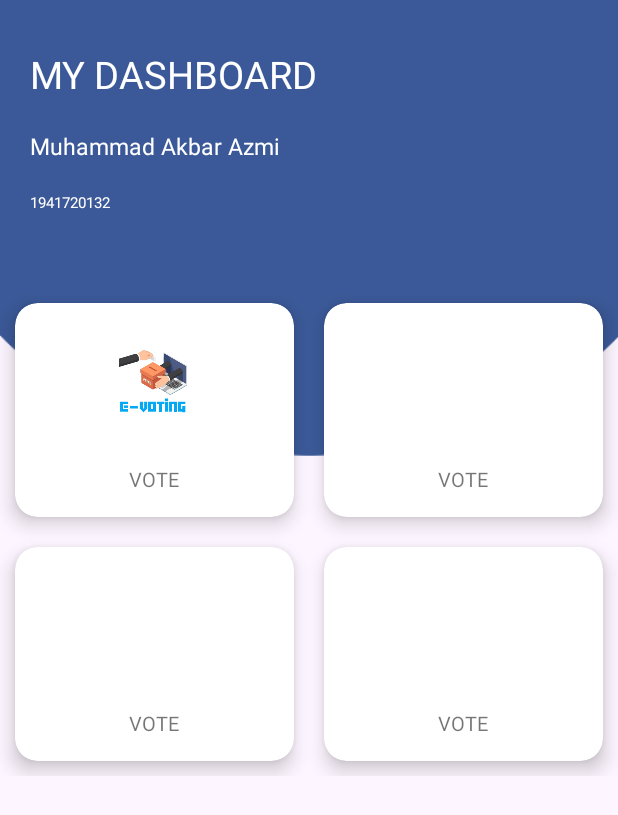
After one commit to FayyadhAlb/Evoting, an Android app: the DashboardActivity screen opened directly, with no data from a screen before it, on a phone screen of 412 x 824 dp. The commit adds this screen. Shown: the top 815 px of the screen. Run offline under Robolectric (Android 15) with nearby library versions, the phone set to English and light mode, and no system bars.

Commit message:
menambahkan dashboard

```diff
--- /dev/null
+++ b/app/src/main/java/ExTim/app/evoting/DashboardActivity.java
@@ -0,0 +1,13 @@
+package ExTim.app.evoting;
+
+import androidx.appcompat.app.AppCompatActivity;
+import android.os.Bundle;
+
+public class DashboardActivity extends AppCompatActivity {
+
+    @Override
+    protected void onCreate(Bundle savedInstanceState) {
+        super.onCreate(savedInstanceState);
+        setContentView(R.layout.activity_dashboard);
+    }
+}
--- a/app/src/main/java/ExTim/app/evoting/MainActivity.java
+++ b/app/src/main/java/ExTim/app/evoting/MainActivity.java
@@ -2,7 +2,9 @@ package ExTim.app.evoting;
 
 import androidx.appcompat.app.AppCompatActivity;
 
+import android.content.Intent;
 import android.os.Bundle;
+import android.view.View;
 
 public class MainActivity extends AppCompatActivity {
 
@@ -11,4 +13,9 @@ public class MainActivity extends AppCompatActivity {
         super.onCreate(savedInstanceState);
         setContentView(R.layout.activity_main);
     }
+
+    public void next(View view) {
+        Intent intent = new Intent(MainActivity.this,DashboardActivity.class);
+        startActivity(intent);
+    }
 }
--- /dev/null
+++ b/app/src/main/res/layout/activity_dashboard.xml
@@ -0,0 +1,215 @@
+<?xml version="1.0" encoding="utf-8"?>
+<ScrollView xmlns:android="http://schemas.android.com/apk/res/android"
+    xmlns:app="http://schemas.android.com/apk/res-auto"
+    xmlns:tools="http://schemas.android.com/tools"
+    android:layout_width="match_parent"
+    android:layout_height="match_parent"
+    android:background="@mipmap/background"
+    tools:context=".MainActivity">
+
+  <LinearLayout
+      android:layout_width="match_parent"
+      android:layout_height="match_parent"
+      android:orientation="vertical">
+
+    <RelativeLayout
+        android:layout_width="match_parent"
+        android:layout_height="wrap_content"
+        android:layout_marginLeft="20dp"
+        android:layout_marginTop="32dp"
+        android:layout_marginRight="20dp">
+
+      <TextView
+          android:id="@+id/txApp"
+          android:layout_width="wrap_content"
+          android:layout_height="wrap_content"
+          android:text="MY DASHBOARD"
+          android:textColor="@color/white"
+          android:textSize="25dp">
+
+      </TextView>
+
+      <TextView
+          android:id="@+id/txName"
+          android:layout_width="wrap_content"
+          android:layout_height="wrap_content"
+          android:layout_below="@+id/txApp"
+          android:layout_marginTop="20dp"
+          android:text="Muhammad Akbar Azmi"
+          android:textColor="@color/white"
+          android:textSize="15dp">
+
+      </TextView>
+
+      <TextView
+          android:id="@+id/txNim"
+          android:layout_width="wrap_content"
+          android:layout_height="wrap_content"
+          android:layout_below="@+id/txName"
+          android:layout_marginTop="20dp"
+          android:text="1941720132"
+          android:textColor="@color/white"
+          android:textSize="10dp">
+
+      </TextView>
+
+
+    </RelativeLayout>
+
+    <GridLayout
+        android:layout_width="match_parent"
+        android:layout_height="wrap_content"
+        android:layout_marginTop="50dp"
+        android:alignmentMode="alignMargins"
+        android:columnCount="2"
+        android:columnOrderPreserved="false"
+        android:rowCount="2">
+
+      <androidx.cardview.widget.CardView
+          android:id="@+id/card1"
+          android:layout_width="wrap_content"
+          android:layout_height="wrap_content"
+          android:layout_rowWeight="1"
+          android:layout_columnWeight="1"
+          android:layout_margin="10dp"
+          app:cardCornerRadius="15dp"
+          app:cardElevation="8dp">
+
+        <LinearLayout
+            android:layout_width="match_parent"
+            android:layout_height="match_parent"
+            android:gravity="center"
+            android:orientation="vertical"
+            android:padding="16sp">
+
+          <ImageView
+              android:layout_width="80dp"
+              android:layout_height="80dp"
+              android:src="@drawable/evoting2">
+
+          </ImageView>
+
+          <TextView
+              android:layout_width="wrap_content"
+              android:layout_height="wrap_content"
+              android:layout_marginTop="12dp"
+              android:text="VOTE"
+              android:textSize="13dp">
+
+          </TextView>
+
+        </LinearLayout>
+
+      </androidx.cardview.widget.CardView>
+
+      <androidx.cardview.widget.CardView
+          android:layout_width="wrap_content"
+          android:layout_height="wrap_content"
+          android:layout_rowWeight="1"
+          android:layout_columnWeight="1"
+          android:layout_margin="10dp"
+          app:cardCornerRadius="15dp"
+          app:cardElevation="8dp">
+
+        <LinearLayout
+            android:layout_width="match_parent"
+            android:layout_height="match_parent"
+            android:gravity="center"
+            android:orientation="vertical"
+            android:padding="16sp">
+
+          <ImageView
+              android:layout_width="80dp"
+              android:layout_height="80dp">
+
+          </ImageView>
+
+          <TextView
+              android:layout_width="wrap_content"
+              android:layout_height="wrap_content"
+              android:layout_marginTop="12dp"
+              android:text="VOTE"
+              android:textSize="13dp">
+
+          </TextView>
+
+        </LinearLayout>
+
+      </androidx.cardview.widget.CardView>
+
+      <androidx.cardview.widget.CardView
+          android:layout_width="wrap_content"
+          android:layout_height="wrap_content"
+          android:layout_rowWeight="1"
+          android:layout_columnWeight="1"
+          android:layout_margin="10dp"
+          app:cardCornerRadius="15dp"
+          app:cardElevation="8dp">
+
+        <LinearLayout
+            android:layout_width="match_parent"
+            android:layout_height="match_parent"
+            android:gravity="center"
+            android:orientation="vertical"
+            android:padding="16sp">
+
+          <ImageView
+              android:layout_width="80dp"
+              android:layout_height="80dp">
+
+          </ImageView>
+
+          <TextView
+              android:layout_width="wrap_content"
+              android:layout_height="wrap_content"
+              android:layout_marginTop="12dp"
+              android:text="VOTE"
+              android:textSize="13dp">
+
+          </TextView>
+
+        </LinearLayout>
+
+      </androidx.cardview.widget.CardView>
+
+      <androidx.cardview.widget.CardView
+          android:layout_width="wrap_content"
+          android:layout_height="wrap_content"
+          android:layout_rowWeight="1"
+          android:layout_columnWeight="1"
+          android:layout_margin="10dp"
+          app:cardCornerRadius="15dp"
+          app:cardElevation="8dp">
+
+        <LinearLayout
+            android:layout_width="match_parent"
+            android:layout_height="match_parent"
+            android:gravity="center"
+            android:orientation="vertical"
+            android:padding="16sp">
+
+          <ImageView
+              android:layout_width="80dp"
+              android:layout_height="80dp">
+
+          </ImageView>
+
+          <TextView
+              android:layout_width="wrap_content"
+              android:layout_height="wrap_content"
+              android:layout_marginTop="12dp"
+              android:text="VOTE"
+              android:textSize="13dp">
+
+          </TextView>
+
+        </LinearLayout>
+
+      </androidx.cardview.widget.CardView>
+
+
+    </GridLayout>
+
+  </LinearLayout>
+
+</ScrollView>
--- a/app/src/main/res/layout/activity_main.xml
+++ b/app/src/main/res/layout/activity_main.xml
@@ -1,18 +1,57 @@
 <?xml version="1.0" encoding="utf-8"?>
-<androidx.constraintlayout.widget.ConstraintLayout xmlns:android="http://schemas.android.com/apk/res/android"
+<LinearLayout
+    xmlns:android="http://schemas.android.com/apk/res/android"
     xmlns:app="http://schemas.android.com/apk/res-auto"
     xmlns:tools="http://schemas.android.com/tools"
     android:layout_width="match_parent"
     android:layout_height="match_parent"
+    android:layout_marginLeft="30dp"
+    android:layout_marginRight="30dp"
+    android:gravity="center"
+    android:orientation="vertical"
     tools:context=".MainActivity">
+
+    <ImageView
+        android:id="@+id/img1"
+        android:layout_width="200dp"
+        android:layout_height="200dp"
+        android:src="@drawable/evoting2">
+
+    </ImageView>
 
     <TextView
         android:layout_width="wrap_content"
         android:layout_height="wrap_content"
-        android:text="Hello World!"
-        app:layout_constraintBottom_toBottomOf="parent"
-        app:layout_constraintLeft_toLeftOf="parent"
-        app:layout_constraintRight_toRightOf="parent"
-        app:layout_constraintTop_toTopOf="parent" />
+        android:layout_margin="30dp"
+        android:text="USER LOGIN"
+        android:textSize="20sp"
+        android:textStyle="bold" />
 
-</androidx.constraintlayout.widget.ConstraintLayout>
+    <EditText
+        android:id="@+id/txUsername"
+        android:layout_width="match_parent"
+        android:layout_height="wrap_content"
+        android:layout_marginBottom="10dp"
+        android:hint="Username"
+        android:inputType="textPersonName" />
+
+    <EditText
+        android:id="@+id/txPassword"
+        android:layout_width="match_parent"
+        android:layout_height="wrap_content"
+        android:layout_marginBottom="10dp"
+        android:hint="Password"
+        android:inputType="textPassword" />
+
+    <androidx.appcompat.widget.AppCompatButton
+        android:id="@+id/btnLogin"
+        android:layout_width="match_parent"
+        android:layout_height="wrap_content"
+        android:layout_marginBottom="10dp"
+        android:background="@color/blue_1"
+        android:text="Login"
+        android:textColor="@color/white"
+        android:onClick="next"/>
+
+
+</LinearLayout>
--- a/app/src/main/res/layout/activity_spalsh.xml
+++ b/app/src/main/res/layout/activity_spalsh.xml
@@ -8,10 +8,10 @@
 
     <ImageView
         android:id="@+id/img1"
-        android:layout_width="150dp"
-        android:layout_height="150dp"
+        android:layout_width="200dp"
+        android:layout_height="200dp"
         android:layout_centerInParent="true"
-        android:src="@drawable/ic_launcher_background">
+        android:src="@drawable/evoting2">
 
     </ImageView>
 
@@ -21,9 +21,9 @@
         android:layout_below="@+id/img1"
         android:layout_centerHorizontal="true"
         android:layout_marginTop="10dp"
-        android:text="E - VOTING"
+        android:text="E-VOTING KAMPUS"
         android:textAlignment="center"
-        android:textColor="#007BFF"
+        android:textColor="@color/blue_1"
         android:textSize="30sp"
         android:textStyle="bold">
 
--- a/app/src/main/res/values-night/themes.xml
+++ b/app/src/main/res/values-night/themes.xml
@@ -1,9 +1,9 @@
 <resources xmlns:tools="http://schemas.android.com/tools">
     <!-- Base application theme. -->
-    <style name="Theme.Evoting" parent="Theme.MaterialComponents.DayNight.DarkActionBar">
+    <style name="Theme.Evoting" parent="Theme.MaterialComponents.DayNight.NoActionBar">
         <!-- Primary brand color. -->
-        <item name="colorPrimary">@color/purple_200</item>
-        <item name="colorPrimaryVariant">@color/purple_700</item>
+        <item name="colorPrimary">@color/blue_1</item>
+        <item name="colorPrimaryVariant">@color/blue_2</item>
         <item name="colorOnPrimary">@color/black</item>
         <!-- Secondary brand color. -->
         <item name="colorSecondary">@color/teal_200</item>
--- a/app/src/main/res/values/colors.xml
+++ b/app/src/main/res/values/colors.xml
@@ -1,8 +1,8 @@
 <?xml version="1.0" encoding="utf-8"?>
 <resources>
-    <color name="purple_200">#FFBB86FC</color>
-    <color name="purple_500">#FF6200EE</color>
-    <color name="purple_700">#FF3700B3</color>
+    <color name="blue_1">#03A9F4</color>
+    <color name="blue_2">#2196F3</color>
+    <color name="blue_3">#00BCD4</color>
     <color name="teal_200">#FF03DAC5</color>
     <color name="teal_700">#FF018786</color>
     <color name="black">#FF000000</color>
--- a/app/src/main/res/values/themes.xml
+++ b/app/src/main/res/values/themes.xml
@@ -1,9 +1,9 @@
 <resources xmlns:tools="http://schemas.android.com/tools">
     <!-- Base application theme. -->
-    <style name="Theme.Evoting" parent="Theme.MaterialComponents.DayNight.DarkActionBar">
+    <style name="Theme.Evoting" parent="Theme.MaterialComponents.DayNight.NoActionBar">
         <!-- Primary brand color. -->
-        <item name="colorPrimary">@color/purple_500</item>
-        <item name="colorPrimaryVariant">@color/purple_700</item>
+        <item name="colorPrimary">@color/blue_1</item>
+        <item name="colorPrimaryVariant">@color/blue_2</item>
         <item name="colorOnPrimary">@color/white</item>
         <!-- Secondary brand color. -->
         <item name="colorSecondary">@color/teal_200</item>
```
Also changed, not shown: app/build.gradle (+4 -3 lines), app/src/main/AndroidManifest.xml (+9 -6 lines), app/src/main/res/drawable/evoting1.png (added), app/src/main/res/drawable/evoting2.png (added), app/src/main/res/mipmap-xxhdpi/background.png (added).
